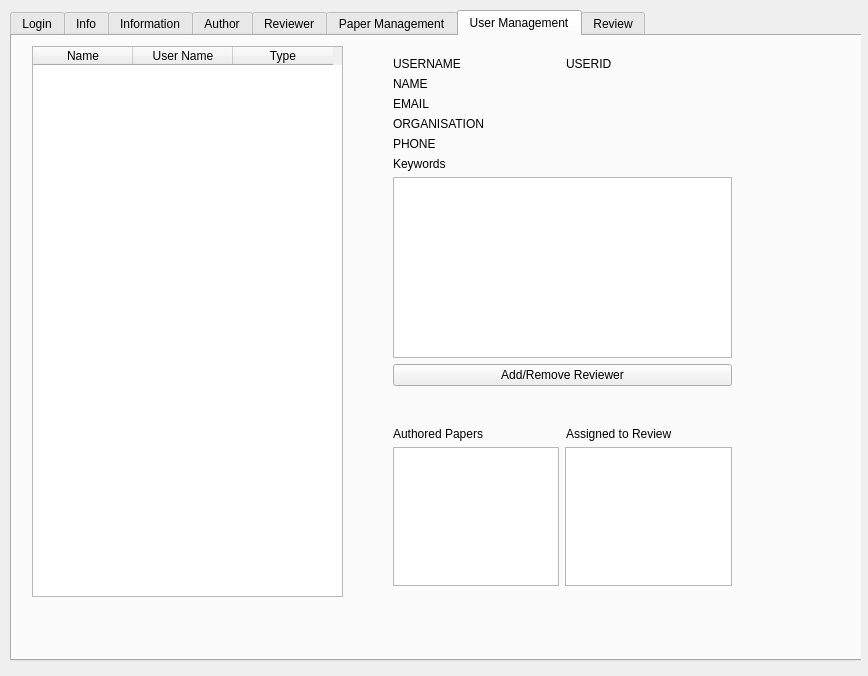
This is CMS/MainWindow.ui in AlexMattLaurenceLukeSam/master as Qt 5 draws it before an edit. The edited form follows.
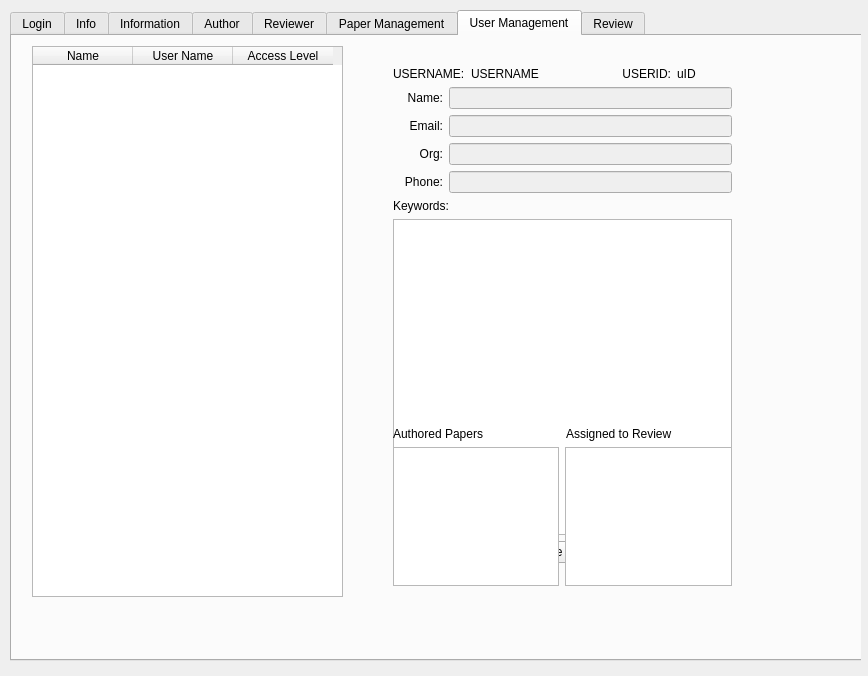
This is the edited form. The open tabs and pages were chosen to show the change.

Commit message: working: login, tabs, most buttons

The edit to the form file:
```diff
--- a/CMS/MainWindow.ui
+++ b/CMS/MainWindow.ui
@@ -510,7 +510,7 @@
         </property>
         <layout class="QVBoxLayout" name="verticalLayout_3">
          <item>
-          <layout class="QHBoxLayout" name="horizontalLayout_3">
+          <layout class="QHBoxLayout" name="horizontalLayout_6">
            <item>
             <widget class="QLabel" name="username_2">
              <property name="text">
@@ -1459,6 +1459,9 @@
         <string>User Management</string>
        </attribute>
        <widget class="QTableWidget" name="usersTable">
+        <property name="enabled">
+         <bool>true</bool>
+        </property>
         <property name="geometry">
          <rect>
           <x>20</x>
@@ -1467,6 +1470,18 @@
           <height>551</height>
          </rect>
         </property>
+        <property name="editTriggers">
+         <set>QAbstractItemView::NoEditTriggers</set>
+        </property>
+        <property name="showGrid">
+         <bool>false</bool>
+        </property>
+        <property name="sortingEnabled">
+         <bool>true</bool>
+        </property>
+        <property name="wordWrap">
+         <bool>false</bool>
+        </property>
         <column>
          <property name="text">
           <string>Name</string>
@@ -1479,7 +1494,7 @@
         </column>
         <column>
          <property name="text">
-          <string>Type</string>
+          <string>Access Level</string>
          </property>
         </column>
        </widget>
@@ -1487,62 +1502,203 @@
         <property name="geometry">
          <rect>
           <x>370</x>
-          <y>10</y>
+          <y>20</y>
           <width>361</width>
-          <height>351</height>
+          <height>518</height>
          </rect>
         </property>
         <layout class="QVBoxLayout" name="verticalLayout_6">
          <item>
           <layout class="QHBoxLayout" name="horizontalLayout_8">
            <item>
-            <widget class="QLabel" name="username_5">
+            <layout class="QHBoxLayout" name="horizontalLayout_3">
+             <item>
+              <layout class="QHBoxLayout" name="horizontalLayout_32">
+               <item>
+                <widget class="QLabel" name="label_76">
+                 <property name="text">
+                  <string>USERNAME:</string>
+                 </property>
+                </widget>
+               </item>
+               <item>
+                <widget class="QLabel" name="usernameMgr">
+                 <property name="text">
+                  <string>USERNAME</string>
+                 </property>
+                </widget>
+               </item>
+              </layout>
+             </item>
+             <item>
+              <widget class="QLabel" name="label_69">
+               <property name="text">
+                <string>USERID:</string>
+               </property>
+               <property name="alignment">
+                <set>Qt::AlignRight|Qt::AlignTrailing|Qt::AlignVCenter</set>
+               </property>
+              </widget>
+             </item>
+             <item>
+              <widget class="QLabel" name="userIDMgr">
+               <property name="sizePolicy">
+                <sizepolicy hsizetype="Fixed" vsizetype="Preferred">
+                 <horstretch>0</horstretch>
+                 <verstretch>0</verstretch>
+                </sizepolicy>
+               </property>
+               <property name="minimumSize">
+                <size>
+                 <width>55</width>
+                 <height>0</height>
+                </size>
+               </property>
+               <property name="text">
+                <string>uID</string>
+               </property>
+              </widget>
+             </item>
+            </layout>
+           </item>
+          </layout>
+         </item>
+         <item>
+          <layout class="QHBoxLayout" name="horizontalLayout_53">
+           <item>
+            <widget class="QLabel" name="label_79">
+             <property name="sizePolicy">
+              <sizepolicy hsizetype="Fixed" vsizetype="Preferred">
+               <horstretch>0</horstretch>
+               <verstretch>0</verstretch>
+              </sizepolicy>
+             </property>
+             <property name="minimumSize">
+              <size>
+               <width>50</width>
+               <height>0</height>
+              </size>
+             </property>
              <property name="text">
-              <string>USERNAME</string>
+              <string>Name:</string>
              </property>
+             <property name="alignment">
+              <set>Qt::AlignRight|Qt::AlignTrailing|Qt::AlignVCenter</set>
+             </property>
             </widget>
            </item>
            <item>
-            <widget class="QLabel" name="userid_5">
-             <property name="text">
-              <string>USERID</string>
+            <widget class="QLineEdit" name="nameMgr">
+             <property name="enabled">
+              <bool>false</bool>
              </property>
             </widget>
            </item>
           </layout>
          </item>
          <item>
-          <widget class="QLabel" name="name_5">
-           <property name="text">
-            <string>NAME</string>
-           </property>
-          </widget>
+          <layout class="QHBoxLayout" name="horizontalLayout_51">
+           <item>
+            <widget class="QLabel" name="label_77">
+             <property name="sizePolicy">
+              <sizepolicy hsizetype="Fixed" vsizetype="Preferred">
+               <horstretch>0</horstretch>
+               <verstretch>0</verstretch>
+              </sizepolicy>
+             </property>
+             <property name="minimumSize">
+              <size>
+               <width>50</width>
+               <height>0</height>
+              </size>
+             </property>
+             <property name="text">
+              <string>Email:</string>
+             </property>
+             <property name="alignment">
+              <set>Qt::AlignRight|Qt::AlignTrailing|Qt::AlignVCenter</set>
+             </property>
+            </widget>
+           </item>
+           <item>
+            <widget class="QLineEdit" name="emailMgr">
+             <property name="enabled">
+              <bool>false</bool>
+             </property>
+            </widget>
+           </item>
+          </layout>
          </item>
          <item>
-          <widget class="QLabel" name="email_5">
-           <property name="text">
-            <string>EMAIL</string>
-           </property>
-          </widget>
+          <layout class="QHBoxLayout" name="horizontalLayout_52">
+           <item>
+            <widget class="QLabel" name="label_78">
+             <property name="sizePolicy">
+              <sizepolicy hsizetype="Fixed" vsizetype="Preferred">
+               <horstretch>0</horstretch>
+               <verstretch>0</verstretch>
+              </sizepolicy>
+             </property>
+             <property name="minimumSize">
+              <size>
+               <width>50</width>
+               <height>0</height>
+              </size>
+             </property>
+             <property name="text">
+              <string>Org:</string>
+             </property>
+             <property name="alignment">
+              <set>Qt::AlignRight|Qt::AlignTrailing|Qt::AlignVCenter</set>
+             </property>
+            </widget>
+           </item>
+           <item>
+            <widget class="QLineEdit" name="orgMgr">
+             <property name="enabled">
+              <bool>false</bool>
+             </property>
+            </widget>
+           </item>
+          </layout>
          </item>
          <item>
-          <widget class="QLabel" name="organisation_5">
-           <property name="text">
-            <string>ORGANISATION</string>
-           </property>
-          </widget>
-         </item>
-         <item>
-          <widget class="QLabel" name="phone_5">
-           <property name="text">
-            <string>PHONE</string>
-           </property>
-          </widget>
+          <layout class="QHBoxLayout" name="horizontalLayout_54">
+           <item>
+            <widget class="QLabel" name="label_80">
+             <property name="sizePolicy">
+              <sizepolicy hsizetype="Fixed" vsizetype="Preferred">
+               <horstretch>0</horstretch>
+               <verstretch>0</verstretch>
+              </sizepolicy>
+             </property>
+             <property name="minimumSize">
+              <size>
+               <width>50</width>
+               <height>0</height>
+              </size>
+             </property>
+             <property name="text">
+              <string>Phone:</string>
+             </property>
+             <property name="alignment">
+              <set>Qt::AlignRight|Qt::AlignTrailing|Qt::AlignVCenter</set>
+             </property>
+            </widget>
+           </item>
+           <item>
+            <widget class="QLineEdit" name="phMgr">
+             <property name="enabled">
+              <bool>false</bool>
+             </property>
+            </widget>
+           </item>
+          </layout>
          </item>
          <item>
           <widget class="QLabel" name="label_10">
            <property name="text">
-            <string>Keywords</string>
+            <string>Keywords:</string>
            </property>
           </widget>
          </item>
@@ -1552,7 +1708,7 @@
          <item>
           <widget class="QPushButton" name="changeReviewer">
            <property name="text">
-            <string>Add/Remove Reviewer</string>
+            <string>Add/Remove as Reviewer</string>
            </property>
           </widget>
          </item>
```
Left out of the diff: 439 changed lines with no effect on the pictures. The commit also changes 4 other files.
